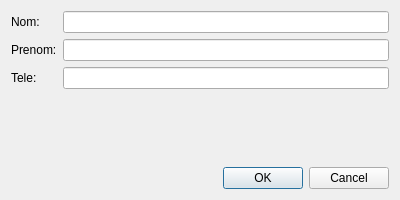
First picture: the form in studentdialog.ui, repository MohamedElaassal/Gestion-Club-Cpp, before the edit.
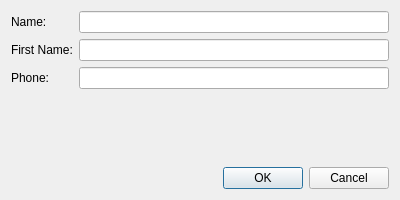
Second picture: the form after the edit.

Diff of the .ui file:
```diff
--- a/studentdialog.ui
+++ b/studentdialog.ui
@@ -19,7 +19,7 @@
      <item row="0" column="0">
       <widget class="QLabel" name="label">
        <property name="text">
-        <string>Nom:</string>
+        <string>Name:</string>
        </property>
       </widget>
      </item>
@@ -29,7 +29,7 @@
      <item row="1" column="0">
       <widget class="QLabel" name="label_2">
        <property name="text">
-        <string>Prenom:</string>
+        <string>First Name:</string>
        </property>
       </widget>
      </item>
@@ -39,7 +39,7 @@
      <item row="2" column="0">
       <widget class="QLabel" name="label_3">
        <property name="text">
-        <string>Tele:</string>
+        <string>Phone:</string>
        </property>
       </widget>
      </item>
```
